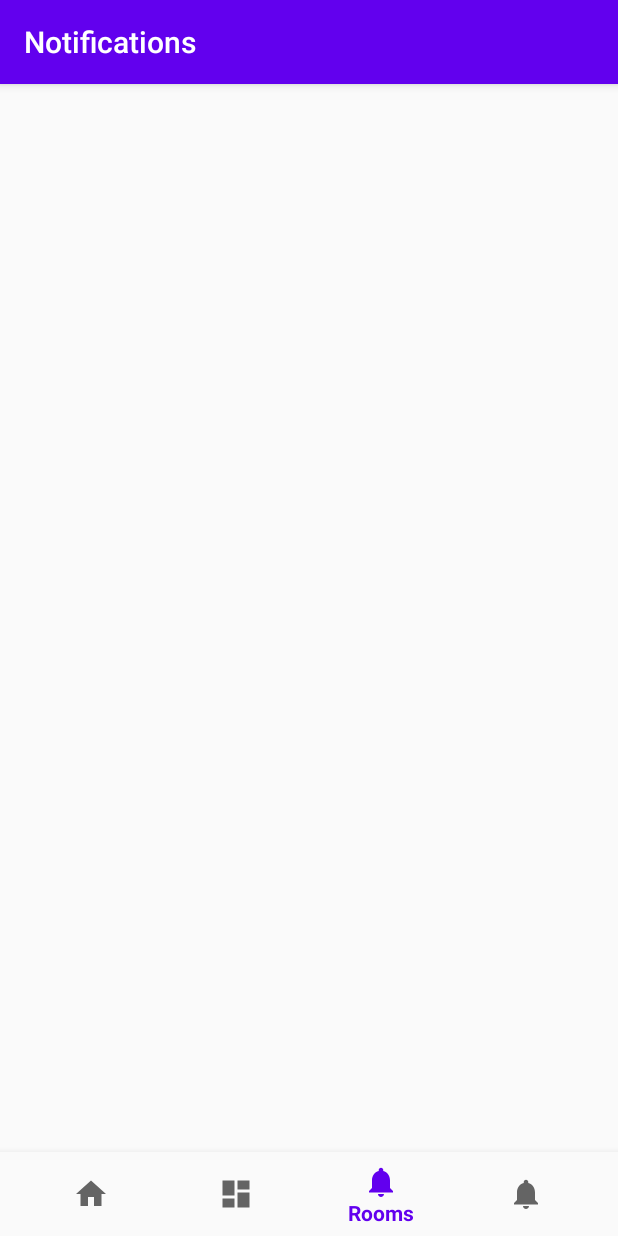
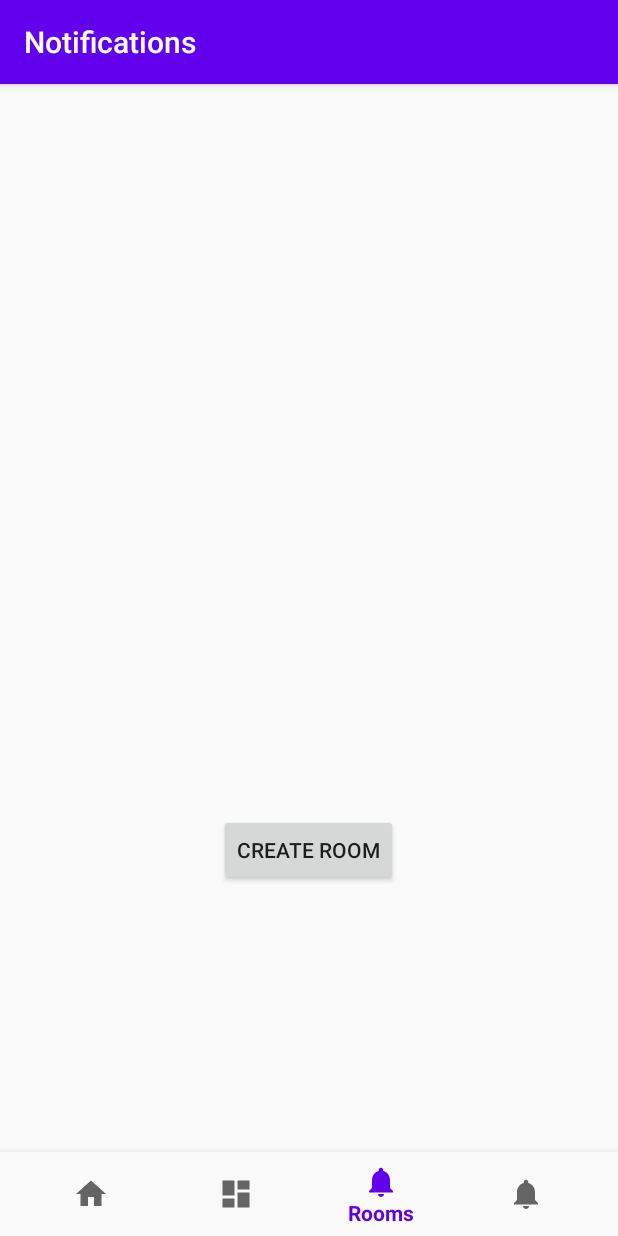
Before and after one commit to jmahajan117/COVIDQuiz, an Android app: the NotificationsFragment screen opened through its navigation route, on a phone screen of 412 x 824 dp. Run offline under Robolectric (Android 15) with nearby library versions, the phone set to English and light mode, and no system bars; our stand-ins replace navigation-ui.

Commit message:
Added UI to get all of the rooms for a team

```diff
--- a/app/src/main/java/com/example/covidquiz/ui/notifications/NotificationsFragment.java
+++ b/app/src/main/java/com/example/covidquiz/ui/notifications/NotificationsFragment.java
@@ -4,6 +4,8 @@ import android.os.Bundle;
 import android.view.LayoutInflater;
 import android.view.View;
 import android.view.ViewGroup;
+import android.widget.ArrayAdapter;
+import android.widget.ListView;
 import android.widget.TextView;
 
 import androidx.annotation.NonNull;
@@ -14,13 +16,26 @@ import androidx.lifecycle.ViewModelProviders;
 
 import com.example.covidquiz.R;
 
+import java.util.ArrayList;
+
 public class NotificationsFragment extends Fragment {
 
 
+    private ListView roomList;
     public View onCreateView(@NonNull LayoutInflater inflater,
                              ViewGroup container, Bundle savedInstanceState) {
 
         View root = inflater.inflate(R.layout.fragment_notifications, container, false);
+        roomList = (ListView) root.findViewById(R.id.roomList);
+        ArrayList<String> rooms = new ArrayList<>();
+        String teamName = getActivity().getIntent().getStringExtra("Team Name");
+        //TODO:List all of the rooms that a team is in
+
+
+        ArrayAdapter adapter = new ArrayAdapter(getActivity(),
+                android.R.layout.simple_list_item_1, rooms);
+        roomList.setAdapter(adapter);
+
 
         return root;
     }
--- a/app/src/main/res/layout/fragment_notifications.xml
+++ b/app/src/main/res/layout/fragment_notifications.xml
@@ -4,4 +4,29 @@
     xmlns:tools="http://schemas.android.com/tools"
     android:layout_width="match_parent"
     android:layout_height="match_parent"
-    tools:context=".ui.notifications.NotificationsFragment"/>
+    tools:context=".ui.notifications.NotificationsFragment">
+
+    <ListView
+        android:id="@+id/roomList"
+        android:layout_width="384dp"
+        android:layout_height="321dp"
+        app:layout_constraintBottom_toBottomOf="parent"
+        app:layout_constraintEnd_toEndOf="parent"
+        app:layout_constraintHorizontal_bias="0.481"
+        app:layout_constraintStart_toStartOf="parent"
+        app:layout_constraintTop_toTopOf="parent"
+        app:layout_constraintVertical_bias="0.039" />
+
+    <Button
+        android:id="@+id/buttonCreateRoom"
+        android:layout_width="wrap_content"
+        android:layout_height="wrap_content"
+        android:layout_marginBottom="140dp"
+        android:text="Create Room"
+        app:layout_constraintBottom_toBottomOf="parent"
+        app:layout_constraintEnd_toEndOf="parent"
+        app:layout_constraintHorizontal_bias="0.498"
+        app:layout_constraintStart_toStartOf="parent"
+        app:layout_constraintTop_toBottomOf="@+id/roomList" />
+
+</androidx.constraintlayout.widget.ConstraintLayout>
```
